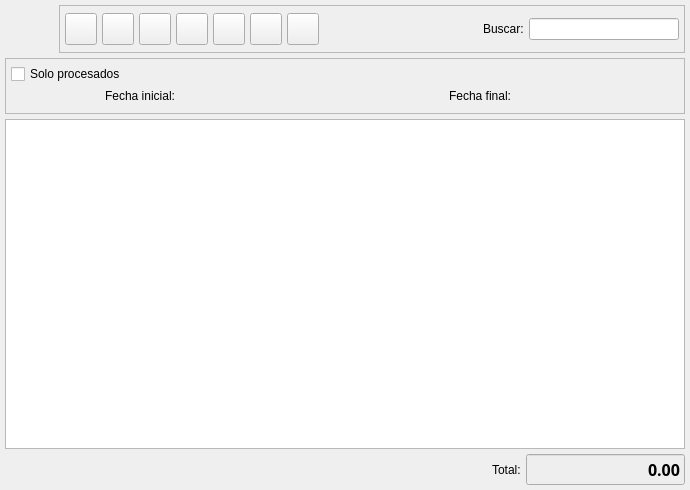
First picture: the form in bulmages/bulmafact/src/pedidosproveedorlistbase.ui, repository eboladev/Bulmages-1, before the edit.
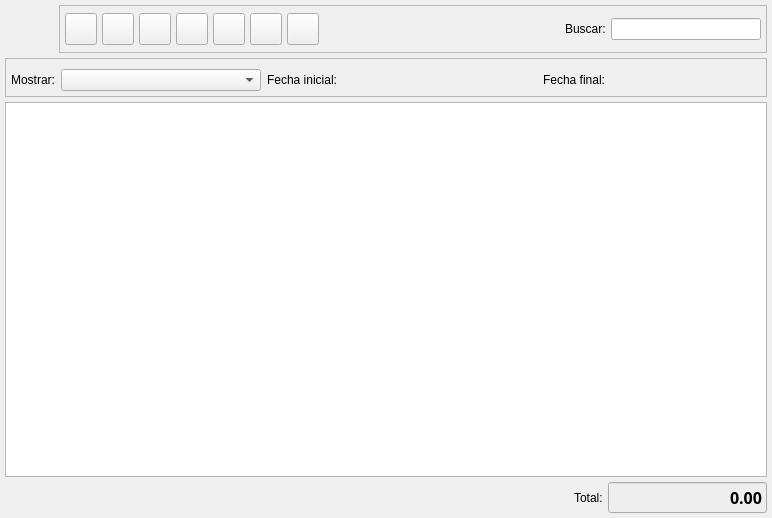
Second picture: the form after the edit. Icons and pictures are not drawn. Custom widgets are drawn as their Qt base class.

Commit message: Pongo un combobox de procesados o no en los listados mas importantes. Al estilo de las Facturas a Cliente. Ajusto un poco la imagen de los filtrados para listados para que todas sean iguales.

```diff
--- a/bulmages/bulmafact/src/pedidosproveedorlistbase.ui
+++ b/bulmages/bulmafact/src/pedidosproveedorlistbase.ui
@@ -9,8 +9,8 @@
    <rect>
     <x>0</x>
     <y>0</y>
-    <width>690</width>
-    <height>490</height>
+    <width>772</width>
+    <height>518</height>
    </rect>
   </property>
   <property name="windowTitle" >
@@ -390,32 +390,48 @@
      <property name="frameShadow" >
       <enum>QFrame::Raised</enum>
      </property>
-     <layout class="QGridLayout" >
+     <layout class="QVBoxLayout" >
       <property name="margin" >
        <number>5</number>
       </property>
       <property name="spacing" >
        <number>5</number>
       </property>
-      <item row="0" column="0" colspan="2" >
-       <widget class="QCheckBox" name="m_procesados" >
-        <property name="text" >
-         <string>Solo procesados</string>
+      <item>
+       <layout class="QHBoxLayout" >
+        <property name="margin" >
+         <number>0</number>
         </property>
-       </widget>
+        <property name="spacing" >
+         <number>6</number>
+        </property>
+        <item>
+         <widget class="BusquedaProveedor" native="1" name="m_proveedor" >
+          <property name="minimumSize" >
+           <size>
+            <width>250</width>
+            <height>0</height>
+           </size>
+          </property>
+         </widget>
+        </item>
+        <item>
+         <widget class="BusquedaArticulo" native="1" name="m_articulo" />
+        </item>
+       </layout>
       </item>
-      <item row="1" column="1" >
+      <item>
        <layout class="QHBoxLayout" >
         <property name="margin" >
          <number>0</number>
         </property>
         <property name="spacing" >
-         <number>5</number>
+         <number>6</number>
         </property>
         <item>
-         <widget class="QLabel" name="label6" >
+         <widget class="QLabel" name="label_2" >
           <property name="text" >
-           <string>Fecha final:</string>
+           <string>Mostrar:</string>
           </property>
           <property name="alignment" >
            <set>Qt::AlignRight|Qt::AlignTrailing|Qt::AlignVCenter</set>
@@ -423,25 +439,27 @@
          </widget>
         </item>
         <item>
-         <widget class="BusquedaFecha" native="1" name="m_fechafin" >
+         <widget class="QComboBox" name="mui_procesada" >
           <property name="minimumSize" >
            <size>
-            <width>150</width>
+            <width>200</width>
             <height>0</height>
            </size>
           </property>
+          <property name="maximumSize" >
+           <size>
+            <width>200</width>
+            <height>16777215</height>
+           </size>
+          </property>
+          <property name="focusPolicy" >
+           <enum>Qt::StrongFocus</enum>
+          </property>
+          <property name="frame" >
+           <bool>true</bool>
+          </property>
          </widget>
         </item>
-       </layout>
-      </item>
-      <item row="1" column="0" >
-       <layout class="QHBoxLayout" >
-        <property name="margin" >
-         <number>0</number>
-        </property>
-        <property name="spacing" >
-         <number>5</number>
-        </property>
         <item>
          <widget class="QLabel" name="label7" >
           <property name="text" >
@@ -462,21 +480,41 @@
           </property>
          </widget>
         </item>
+        <item>
+         <spacer>
+          <property name="orientation" >
+           <enum>Qt::Horizontal</enum>
+          </property>
+          <property name="sizeHint" >
+           <size>
+            <width>111</width>
+            <height>20</height>
+           </size>
+          </property>
+         </spacer>
+        </item>
+        <item>
+         <widget class="QLabel" name="label6" >
+          <property name="text" >
+           <string>Fecha final:</string>
+          </property>
+          <property name="alignment" >
+           <set>Qt::AlignRight|Qt::AlignTrailing|Qt::AlignVCenter</set>
+          </property>
+         </widget>
+        </item>
+        <item>
+         <widget class="BusquedaFecha" native="1" name="m_fechafin" >
+          <property name="minimumSize" >
+           <size>
+            <width>150</width>
+            <height>0</height>
+           </size>
+          </property>
+         </widget>
+        </item>
        </layout>
       </item>
-      <item row="2" column="0" >
-       <widget class="BusquedaProveedor" native="1" name="m_proveedor" >
-        <property name="minimumSize" >
-         <size>
-          <width>250</width>
-          <height>0</height>
-         </size>
-        </property>
-       </widget>
-      </item>
-      <item row="2" column="1" >
-       <widget class="BusquedaArticulo" native="1" name="m_articulo" />
-      </item>
      </layout>
     </widget>
    </item>
@@ -598,11 +636,6 @@
  </widget>
  <layoutdefault spacing="2" margin="5" />
  <customwidgets>
-  <customwidget>
-   <class>BusquedaFecha</class>
-   <extends>QWidget</extends>
-   <header>../../../bulmalib/busquedafecha.h</header>
-  </customwidget>
   <customwidget>
    <class>PedidosProveedorListSubform</class>
    <extends>QTableWidget</extends>
@@ -618,6 +651,11 @@
    <extends>QWidget</extends>
    <header>busquedaproveedor.h</header>
   </customwidget>
+  <customwidget>
+   <class>BusquedaFecha</class>
+   <extends>QWidget</extends>
+   <header>../../../bulmalib/busquedafecha.h</header>
+  </customwidget>
  </customwidgets>
  <resources>
   <include location="../../bulmages.qrc" />
```
The commit also changes 25 other files.
